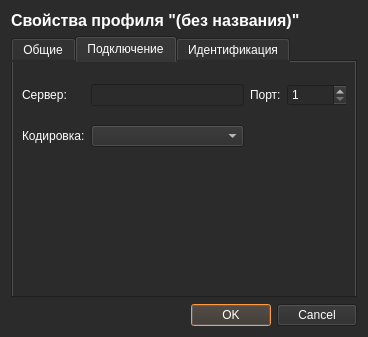
tinelix/irc-client, file 003.ui: the form before one commit.
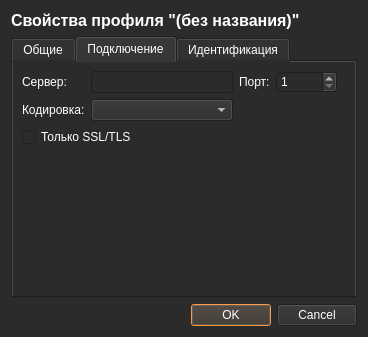
The form after the commit. The open tabs and pages were chosen to show the change.

```diff
--- a/003.ui
+++ b/003.ui
@@ -272,15 +272,14 @@
          <property name="frameShadow">
           <enum>QFrame::Raised</enum>
          </property>
-         <widget class="QWidget" name="layoutWidget">
-          <property name="geometry">
-           <rect>
-            <x>0</x>
-            <y>0</y>
-            <width>326</width>
-            <height>90</height>
-           </rect>
+         <layout class="QVBoxLayout" name="verticalLayout_5">
+          <property name="leftMargin">
+           <number>0</number>
           </property>
+          <property name="topMargin">
+           <number>0</number>
+          </property>
+          <item>
           <layout class="QGridLayout" name="gridLayout_2">
            <property name="verticalSpacing">
             <number>6</number>
@@ -349,7 +348,32 @@
             </widget>
            </item>
           </layout>
-         </widget>
+          </item>
+          <item>
+           <layout class="QVBoxLayout" name="verticalLayout_6">
+            <property name="spacing">
+             <number>6</number>
+            </property>
+            <item>
+             <widget class="QCheckBox" name="requiredssl_cb">
+              <property name="text">
+               <string>Только SSL/TLS</string>
+              </property>
+             </widget>
+            </item>
+           </layout>
+          </item>
+          <item>
+           <widget class="QFrame" name="frame_4">
+            <property name="frameShape">
+             <enum>QFrame::NoFrame</enum>
+            </property>
+            <property name="frameShadow">
+             <enum>QFrame::Raised</enum>
+            </property>
+           </widget>
+          </item>
+         </layout>
         </widget>
        </item>
       </layout>
```
Left out of the diff: 2 changed lines with no effect on the pictures. Lines whose indentation alone changed are shown as unchanged.
